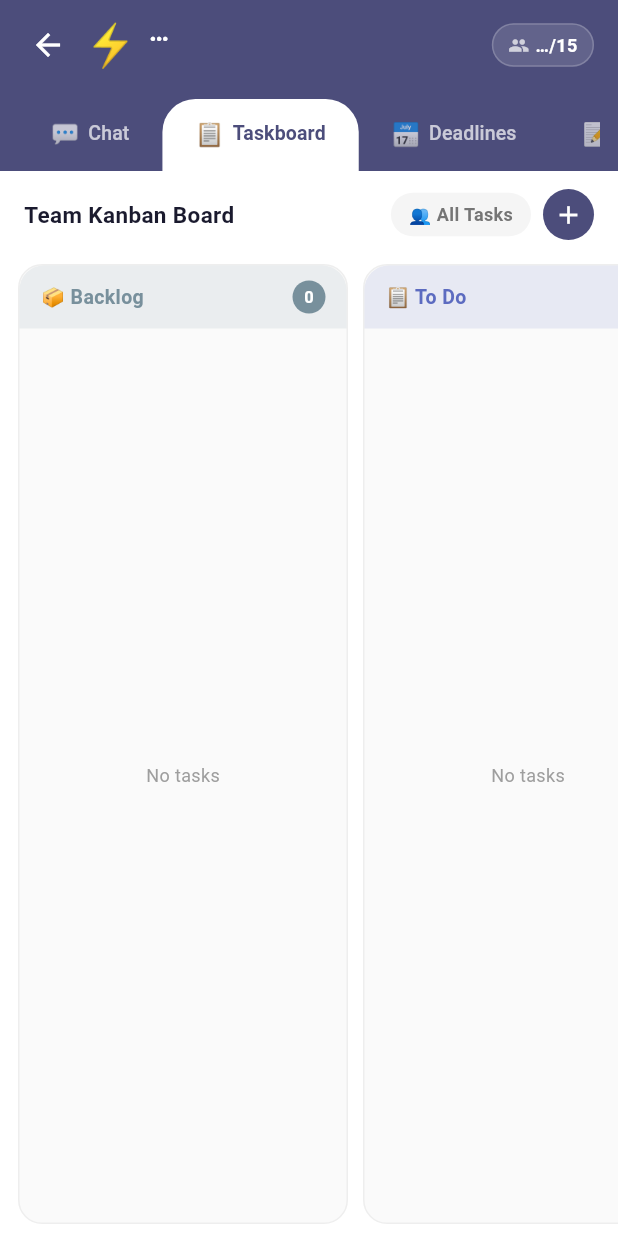
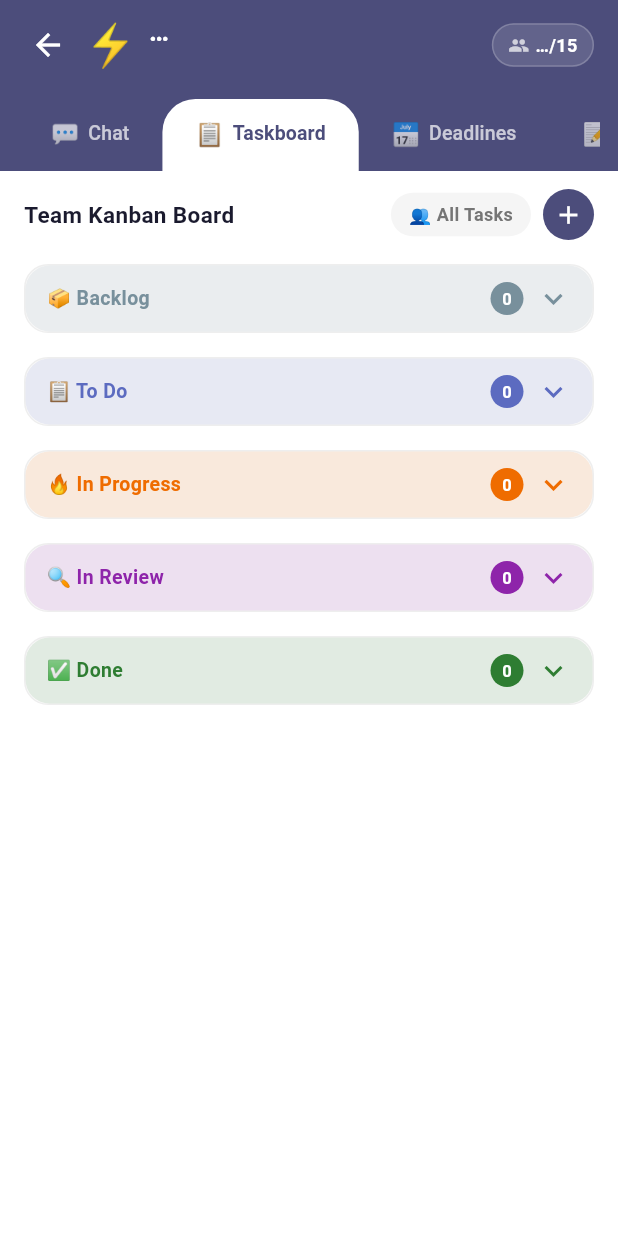
Before and after one commit to ujjwals653/se_hack, a Flutter app: the SquadHomeScreen screen opened directly with empty values, tab 2 chosen, on a phone screen of 412 x 824 dp. Run offline on Flutter 3.47's test engine with Material 3 defaults, Android fonts, the phone set to English and light mode, and no system bars; our stand-ins replace cached_network_image, cloud_firestore, equatable, file_picker, firebase_auth, firebase_core and 12 more; missing offline and left inert: pdfx; accounts and stored records are empty; network calls fail.

Commit message:
feat: implement interactive squad kanban board with task filtering and management

```diff
--- a/lib/features/group_hub/presentation/squad_kanban_screen.dart
+++ b/lib/features/group_hub/presentation/squad_kanban_screen.dart
@@ -116,11 +116,11 @@ class _SquadKanbanScreenState extends State<SquadKanbanScreen> {
               }
 
               return ListView.separated(
-                scrollDirection: Axis.horizontal,
+                scrollDirection: Axis.vertical,
                 padding: const EdgeInsets.symmetric(
-                    horizontal: 12, vertical: 8),
+                    horizontal: 16, vertical: 8),
                 itemCount: _columns.length,
-                separatorBuilder: (_, __) => const SizedBox(width: 10),
+                separatorBuilder: (_, __) => const SizedBox(height: 16),
                 itemBuilder: (_, colIdx) {
                   final col = _columns[colIdx];
                   final meta = _columnMeta[col]!;
@@ -173,7 +173,7 @@ class _ColumnMeta {
 }
 
 // ─── Kanban Column ───────────────────────────────────────────────────────────
-class _KanbanColumn extends StatelessWidget {
+class _KanbanColumn extends StatefulWidget {
   final _ColumnMeta meta;
   final List<KanbanTask> tasks;
   final KanbanColumn col;
@@ -191,9 +191,16 @@ class _KanbanColumn extends StatelessWidget {
   });
 
   @override
+  State<_KanbanColumn> createState() => _KanbanColumnState();
+}
+
+class _KanbanColumnState extends State<_KanbanColumn> {
+  bool _expanded = false;
+
+  @override
   Widget build(BuildContext context) {
     return Container(
-      width: 220,
+      width: double.infinity,
       decoration: BoxDecoration(
         color: Colors.grey.shade50,
         borderRadius: BorderRadius.circular(16),
@@ -202,24 +209,27 @@ class _KanbanColumn extends StatelessWidget {
       child: Column(
         crossAxisAlignment: CrossAxisAlignment.start,
         children: [
-          // Header
-          Container(
+          // Header - Tap to Expand/Collapse
+          GestureDetector(
+            onTap: () => setState(() => _expanded = !_expanded),
+            child: Container(
               padding: const EdgeInsets.symmetric(
                   horizontal: 14, vertical: 10),
               decoration: BoxDecoration(
-              color: meta.color.withOpacity(0.12),
-              borderRadius:
-                  const BorderRadius.vertical(top: Radius.circular(16)),
+                color: widget.meta.color.withOpacity(0.12),
+                borderRadius: _expanded
+                    ? const BorderRadius.vertical(top: Radius.circular(16))
+                    : BorderRadius.circular(16),
               ),
               child: Row(
                 children: [
                   Expanded(
                     child: Text(
-                    meta.label,
+                      widget.meta.label,
                       style: TextStyle(
                         fontWeight: FontWeight.bold,
                         fontSize: 13,
-                      color: meta.color,
+                        color: widget.meta.color,
                       ),
                     ),
                   ),
@@ -227,12 +237,12 @@ class _KanbanColumn extends StatelessWidget {
                     width: 22,
                     height: 22,
                     decoration: BoxDecoration(
-                    color: meta.color,
+                      color: widget.meta.color,
                       shape: BoxShape.circle,
                     ),
                     child: Center(
                       child: Text(
-                      '${tasks.length}',
+                        '${widget.tasks.length}',
                         style: const TextStyle(
                           color: Colors.white,
                           fontSize: 11,
@@ -241,35 +251,41 @@ class _KanbanColumn extends StatelessWidget {
                       ),
                     ),
                   ),
+                  const SizedBox(width: 8),
+                  Icon(
+                    _expanded ? Icons.keyboard_arrow_up : Icons.keyboard_arrow_down,
+                    color: widget.meta.color,
+                  ),
                 ],
+              ),
             ),
           ),
 
           // Task cards
-          Expanded(
-            child: tasks.isEmpty
-                ? const Center(
+          if (_expanded)
+            if (widget.tasks.isEmpty)
+              const Center(
                 child: Padding(
                   padding: EdgeInsets.all(16),
                   child: Text(
                     'No tasks',
-                        style: TextStyle(
-                            color: Colors.grey, fontSize: 12),
+                    style: TextStyle(color: Colors.grey, fontSize: 12),
                   ),
                 ),
               )
-                : ListView.separated(
-                    padding: const EdgeInsets.all(8),
-                    itemCount: tasks.length,
-                    separatorBuilder: (_, __) =>
-                        const SizedBox(height: 8),
+            else
+              ListView.separated(
+                shrinkWrap: true,
+                physics: const NeverScrollableScrollPhysics(),
+                padding: const EdgeInsets.all(12),
+                itemCount: widget.tasks.length,
+                separatorBuilder: (_, __) => const SizedBox(height: 10),
                 itemBuilder: (_, i) => _KanbanCard(
-                      task: tasks[i],
-                      uid: uid,
-                      onMove: onMove,
-                      onDelete: onDelete,
-                      colColor: meta.color,
-                    ),
+                  task: widget.tasks[i],
+                  uid: widget.uid,
+                  onMove: widget.onMove,
+                  onDelete: widget.onDelete,
+                  colColor: widget.meta.color,
                 ),
               ),
         ],
@@ -277,6 +293,7 @@ class _KanbanColumn extends StatelessWidget {
     );
   }
 }
+
 
 // ─── Kanban Card ─────────────────────────────────────────────────────────────
 class _KanbanCard extends StatelessWidget {
@@ -353,17 +370,45 @@ class _KanbanCard extends StatelessWidget {
                   ),
                 ),
                 if (isAssigned) ...[
-                  const Spacer(),
+                  const SizedBox(width: 8),
                   const Text('👤',
                       style: TextStyle(fontSize: 10)),
                 ],
+                const Spacer(),
+                PopupMenuButton<KanbanColumn>(
+                  icon: Icon(Icons.more_horiz, color: Colors.grey.shade500),
+                  tooltip: 'Change Status',
+                  onSelected: (newCol) => onMove(task, newCol),
+                  itemBuilder: (context) {
+                    return KanbanColumn.values.map((c) {
+                      final meta = {
+                        KanbanColumn.backlog: '📦 Backlog',
+                        KanbanColumn.todo: '📋 To Do',
+                        KanbanColumn.doing: '🔥 In Progress',
+                        KanbanColumn.review: '🔍 In Review',
+                        KanbanColumn.done: '✅ Done',
+                      };
+                      return PopupMenuItem<KanbanColumn>(
+                        value: c,
+                        child: Row(
+                          children: [
+                            Text(meta[c] ?? c.name),
+                            if (c == task.column) ...[
+                              const Spacer(),
+                              const Icon(Icons.check, size: 16, color: Colors.green),
+                            ]
                           ],
                         ),
-            const SizedBox(height: 6),
+                      );
+                    }).toList();
+                  },
+                ),
+              ],
+            ),
             Text(
               task.title,
               style: const TextStyle(
-                fontSize: 13,
+                fontSize: 14,
                 fontWeight: FontWeight.bold,
                 color: Color(0xFF1A1A2E),
               ),
```
Lines whose indentation alone changed are shown as unchanged.
